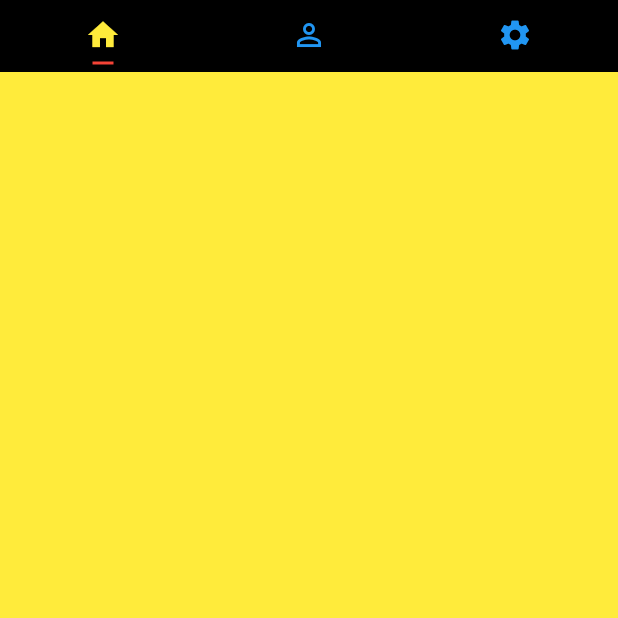
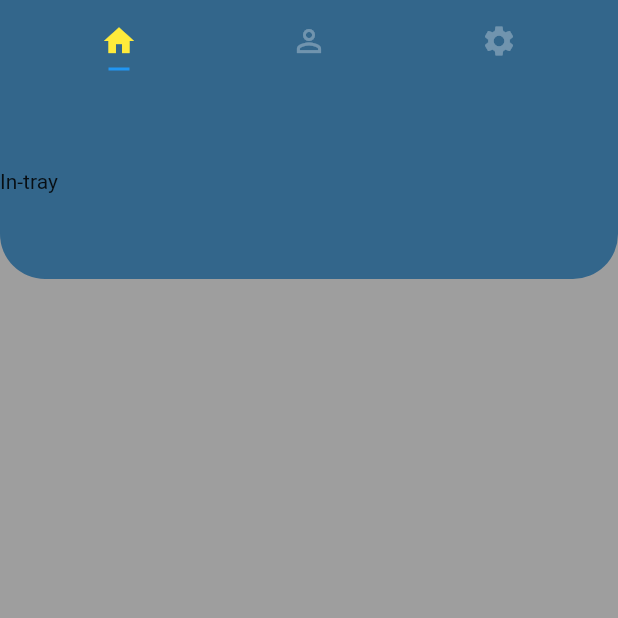
Before and after one commit to Vignesh2442/ToDoApp, a Flutter app: the screen it shows after launch, on a phone screen of 412 x 824 dp, the top half of it. Run offline on Flutter 3.47's test engine with Material 2 defaults, Android fonts, the phone set to English and light mode, and no system bars.

Commit message:
Nav Bar color n buttons

```diff
--- a/App/todoapp/lib/main.dart
+++ b/App/todoapp/lib/main.dart
@@ -32,16 +32,18 @@ class _MyHomePageState extends State<MyHomePage> {
 
   @override
   Widget build(BuildContext context) {
-    return SafeArea(
-      child: MaterialApp(
+    return MaterialApp(
         color: Colors.yellow,
-        home: DefaultTabController(
+        home: SafeArea(
+          child: DefaultTabController(
             length: 3,
             child: new Scaffold(
-            body: TabBarView(
+              body: Stack(
+                children: <Widget>[
+                  TabBarView(
                   children: [
                     new Container(
-                  color: Colors.yellow,
+                      color: Colors.grey,
                     ),
                     new Container(
                       color: Colors.lightGreen,
@@ -51,7 +53,28 @@ class _MyHomePageState extends State<MyHomePage> {
                     ),
                   ],
                 ),
-            appBar: new TabBar(
+                Container(
+                  height:130,
+                  decoration: BoxDecoration(
+                    borderRadius: BorderRadius.only(
+                        bottomLeft: Radius.circular(30),
+                        bottomRight: Radius.circular(30)
+                      ),
+                    color: const Color.fromARGB(0XFF,0X33, 0X66, 0X8B),
+                  ),
+                  child: Row(
+                    mainAxisAlignment: MainAxisAlignment.spaceBetween,
+                    children: <Widget>[
+                      Text("In-tray"),
+                      Container()
+                    ],
+                  )
+                )
+                ]
+              ),
+              appBar: AppBar(
+                elevation: 0,
+                title: new TabBar(
                   tabs: [
                     Tab(
                       icon: new Icon(Icons.home),
@@ -64,12 +87,13 @@ class _MyHomePageState extends State<MyHomePage> {
                       ,)
                   ],
                   labelColor: Colors.yellow,
-              unselectedLabelColor: Colors.blue,
+                  unselectedLabelColor: Colors.white30,
                   indicatorSize: TabBarIndicatorSize.label,
                   indicatorPadding: EdgeInsets.all(5.0),
-              indicatorColor: Colors.red,
                 ),
-            backgroundColor: Colors.black,
+                backgroundColor: const Color.fromARGB(0XFF,0X33, 0X66, 0X8B),
+              ),
+              backgroundColor: const Color.fromARGB(0XFF,0X33, 0X66, 0X8B),
             ),
           ),
         ),
```
Lines whose indentation alone changed are shown as unchanged.
